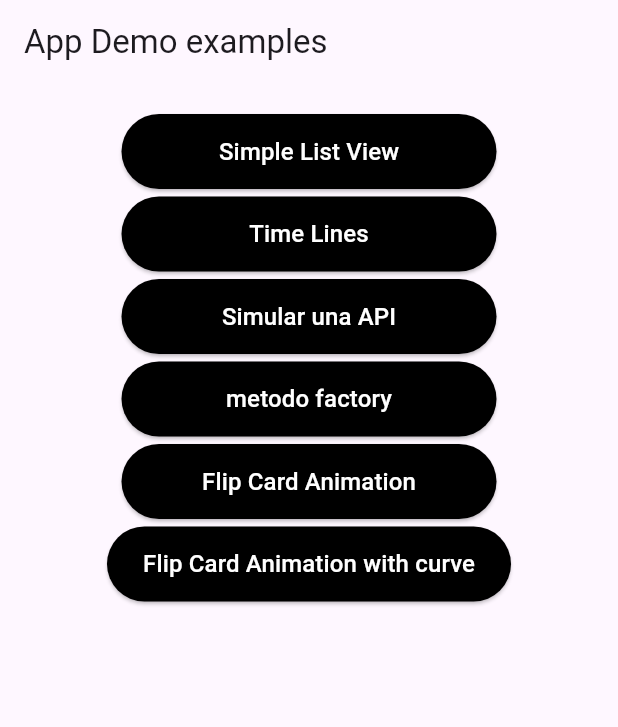
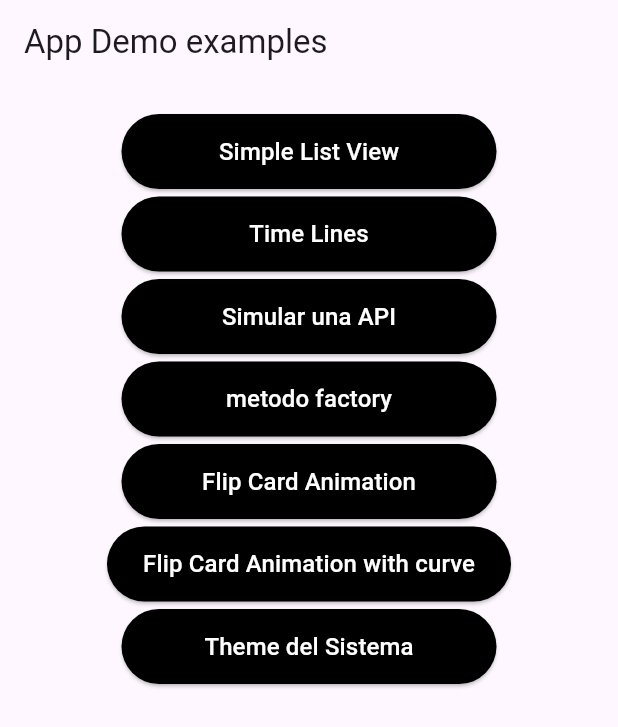
Before and after one commit to kleysonklaus/flutter_practice_code, a Flutter app: the screen it shows after launch, on a phone screen of 412 x 824 dp. Shown: the top 727 px of the screen. Run offline on Flutter 3.47's test engine with Material 2 defaults, Android fonts, the light colour scheme and no system bars; our stand-ins replace timelines.

Commit message:
se crea un nuevo tema para el sistema: ejemplo

```diff
--- a/lib/home.dart
+++ b/lib/home.dart
@@ -3,6 +3,7 @@ import 'package:flutter_practice_code/screens/metodo_factory/factory.dart';
 import 'package:flutter_practice_code/screens/simple_list_view.dart';
 import 'package:flutter_practice_code/screens/simular_api/enum/enviorment.dart';
 import 'package:flutter_practice_code/screens/simular_api/screen/simular_api.dart';
+import 'package:flutter_practice_code/screens/theme_del_sistema/theme_del_sistema.dart';
 import 'package:flutter_practice_code/screens/time_lines.dart';
 import 'package:flutter_practice_code/widgets/fpc_button.dart';
 
@@ -86,6 +87,17 @@ class Home extends StatelessWidget {
                   );
                 },
               ),
+              const SizedBox(height: 5),
+              FpcButtom(
+                label: "Theme del Sistema",
+                onTap: () {
+                  Navigator.of(context).push(
+                    MaterialPageRoute<void>(builder: (BuildContext context) {
+                      return const ThemeDelSistema();
+                    }),
+                  );
+                },
+              ),
             ],
           ),
         ),
--- a/lib/main.dart
+++ b/lib/main.dart
@@ -16,9 +16,14 @@ class MyApp extends StatelessWidget {
     return MaterialApp(
       debugShowCheckedModeBanner: false,
       title: 'Flutter Practice Code',
+      // theme: ThemeData(
+      //   useMaterial3: true,
+      //   primarySwatch: Colors.blue,
+      // ),
       theme: ThemeData(
         useMaterial3: true,
-        primarySwatch: Colors.blue,
+        brightness: Brightness.light, // O Brightness.dark para un tema oscuro
+        // Otros ajustes de tema
       ),
       home: const Home(),
     );
```
